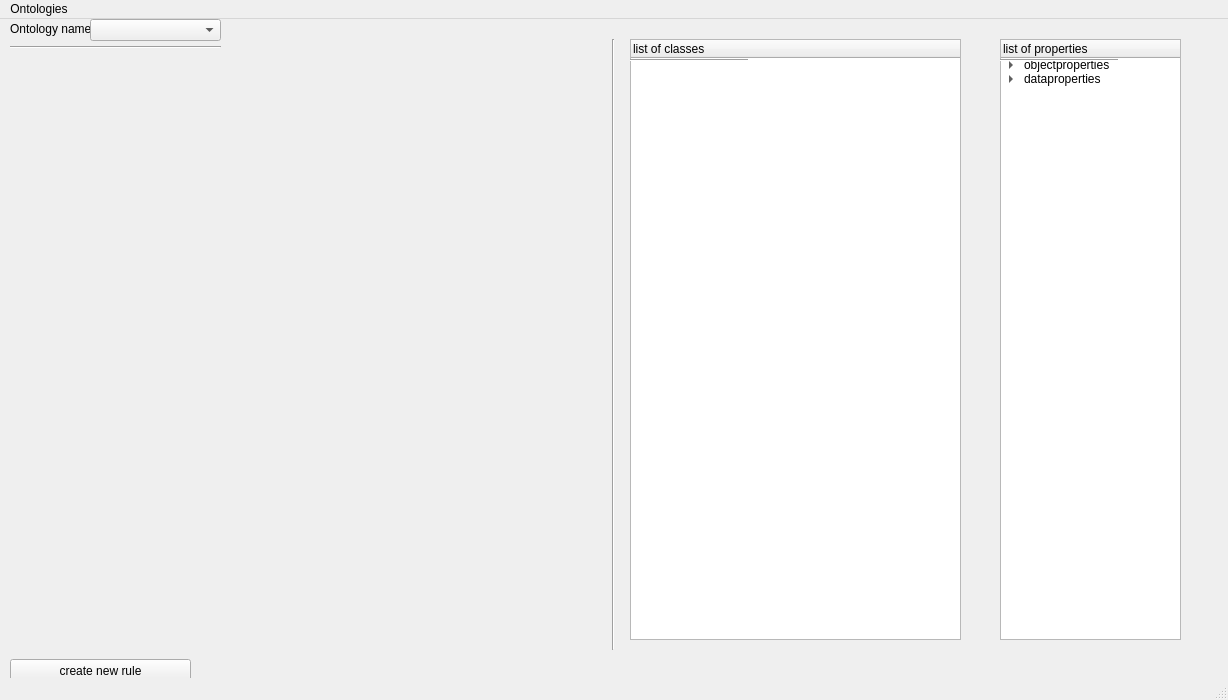
First picture: the form in Projekt/MainWindow.ui, repository schiesem/swrl-rule-editor, before the edit.
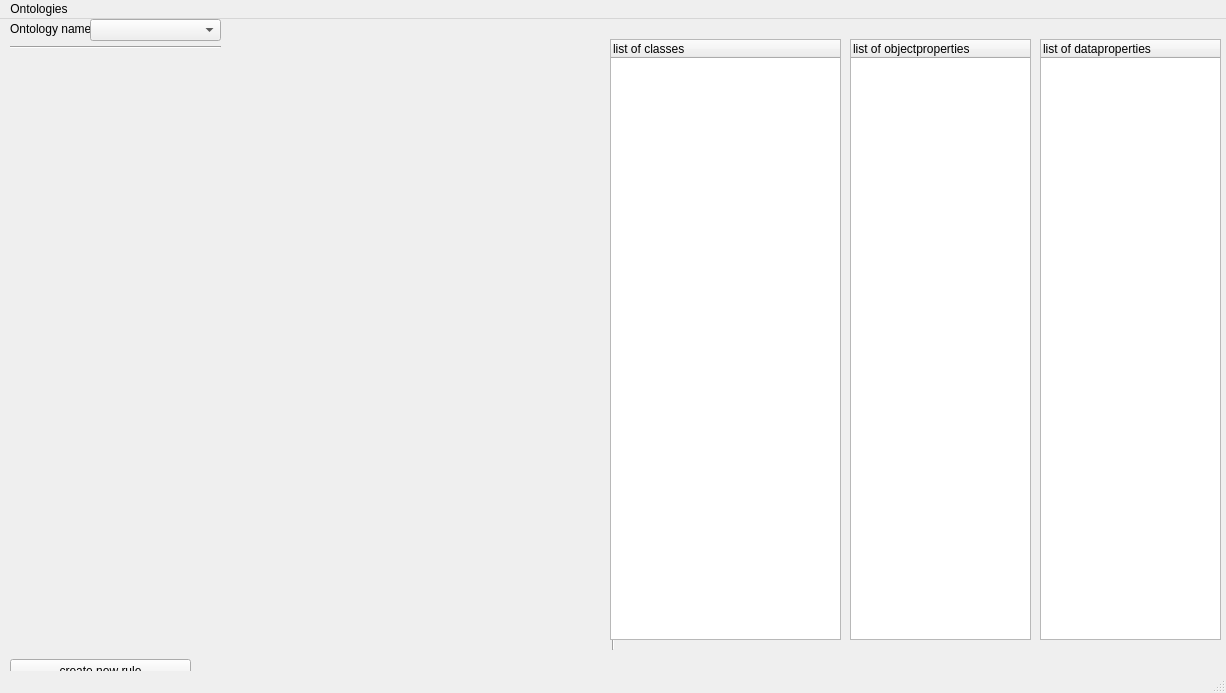
Second picture: the form after the edit.

Commit message: Trees of Classes and Properties added

What changed in the file:
```diff
--- a/Projekt/MainWindow.ui
+++ b/Projekt/MainWindow.ui
@@ -6,8 +6,8 @@
    <rect>
     <x>0</x>
     <y>0</y>
-    <width>1228</width>
-    <height>700</height>
+    <width>1226</width>
+    <height>693</height>
    </rect>
   </property>
   <property name="cursor">
@@ -81,66 +81,27 @@
    <widget class="QTreeWidget" name="treeOfClasses">
     <property name="geometry">
      <rect>
-      <x>630</x>
+      <x>610</x>
       <y>20</y>
-      <width>331</width>
+      <width>231</width>
       <height>601</height>
      </rect>
     </property>
+    <property name="verticalScrollBarPolicy">
+     <enum>Qt::ScrollBarAsNeeded</enum>
+    </property>
+    <property name="horizontalScrollBarPolicy">
+     <enum>Qt::ScrollBarAsNeeded</enum>
+    </property>
+    <property name="sizeAdjustPolicy">
+     <enum>QAbstractScrollArea::AdjustIgnored</enum>
+    </property>
     <column>
      <property name="text">
       <string>list of classes</string>
      </property>
     </column>
    </widget>
-   <widget class="QTreeWidget" name="treeOfProperties">
-    <property name="geometry">
-     <rect>
-      <x>1000</x>
-      <y>20</y>
-      <width>181</width>
-      <height>601</height>
-     </rect>
-    </property>
-    <column>
-     <property name="text">
-      <string>list of properties</string>
-     </property>
-    </column>
-    <item>
-     <property name="text">
-      <string>objectproperties</string>
-     </property>
-     <item>
-      <property name="text">
-       <string>prop1</string>
-      </property>
-     </item>
-    </item>
-    <item>
-     <property name="text">
-      <string>dataproperties</string>
-     </property>
-     <item>
-      <property name="text">
-       <string>prop2</string>
-      </property>
-     </item>
-    </item>
-   </widget>
-   <widget class="Line" name="line_4">
-    <property name="geometry">
-     <rect>
-      <x>1000</x>
-      <y>40</y>
-      <width>118</width>
-      <height>3</height>
-     </rect>
-    </property>
-    <property name="orientation">
-     <enum>Qt::Horizontal</enum>
-    </property>
-   </widget>
    <widget class="QComboBox" name="comboBoxOntologies">
     <property name="geometry">
      <rect>
@@ -151,18 +112,35 @@
      </rect>
     </property>
    </widget>
-   <widget class="Line" name="line_5">
+   <widget class="QTreeWidget" name="treeOfObjectProperties">
     <property name="geometry">
      <rect>
-      <x>630</x>
-      <y>40</y>
-      <width>118</width>
-      <height>3</height>
+      <x>850</x>
+      <y>20</y>
+      <width>181</width>
+      <height>601</height>
      </rect>
     </property>
-    <property name="orientation">
-     <enum>Qt::Horizontal</enum>
+    <column>
+     <property name="text">
+      <string>list of objectproperties</string>
+     </property>
+    </column>
+   </widget>
+   <widget class="QTreeWidget" name="treeOfDataProperties">
+    <property name="geometry">
+     <rect>
+      <x>1040</x>
+      <y>20</y>
+      <width>181</width>
+      <height>601</height>
+     </rect>
     </property>
+    <column>
+     <property name="text">
+      <string>list of dataproperties</string>
+     </property>
+    </column>
    </widget>
   </widget>
   <widget class="QMenuBar" name="menubar">
@@ -170,7 +148,7 @@
     <rect>
      <x>0</x>
      <y>0</y>
-     <width>1228</width>
+     <width>1226</width>
      <height>22</height>
     </rect>
    </property>
```
The commit also changes 1 other file.
